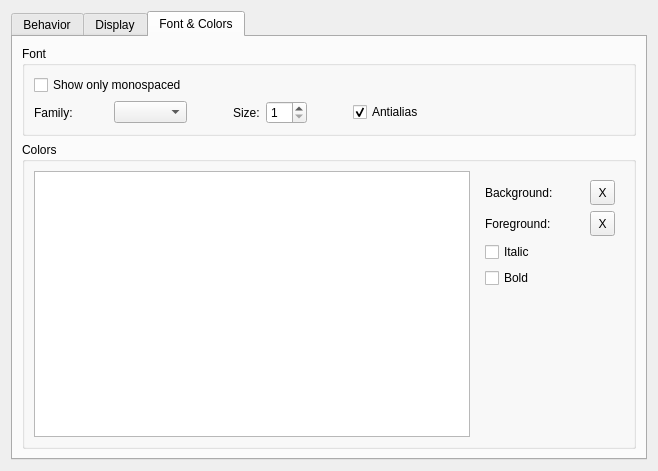
Above: editors/sc-ide/forms/settings_editor.ui from supercollider/supercollider before the change. Below: the same form after it.
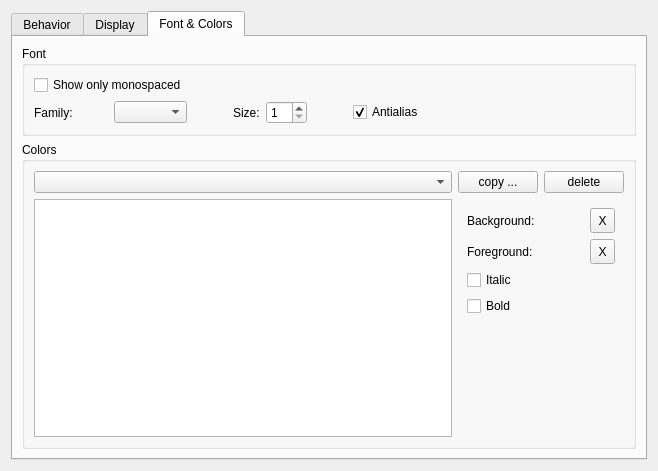
That is the form after the change. The open tabs and pages were chosen to show the change. Custom widgets are drawn as their Qt base class.

Commit message:
ide: introducing themes management
This patch adds IDE themes management. It has the same behaviour as QtCreator.
There is some default theme provided and the user can copy them to create a new
one. Only user created theme can be edited. For now only default theme is
provided: "default".

Patch:
```diff
--- a/editors/sc-ide/forms/settings_editor.ui
+++ b/editors/sc-ide/forms/settings_editor.ui
@@ -445,8 +445,8 @@
           <property name="title">
            <string>Colors</string>
           </property>
-          <layout class="QHBoxLayout" name="horizontalLayout_5">
-           <item>
+          <layout class="QGridLayout" name="gridLayout_5">
+           <item row="1" column="0">
             <widget class="QTreeWidget" name="textFormats">
              <property name="rootIsDecorated">
               <bool>false</bool>
@@ -464,7 +464,7 @@
              </column>
             </widget>
            </item>
-           <item>
+           <item row="1" column="1">
             <widget class="QWidget" name="textFormatEdit" native="true">
              <layout class="QVBoxLayout" name="verticalLayout_2">
               <item>
@@ -577,6 +577,27 @@
              </layout>
             </widget>
            </item>
+           <item row="0" column="0">
+            <widget class="QComboBox" name="themeCombo"/>
+           </item>
+           <item row="0" column="1">
+            <layout class="QHBoxLayout" name="horizontalLayout_5">
+             <item>
+              <widget class="QPushButton" name="themeCopyBtn">
+               <property name="text">
+                <string>copy ...</string>
+               </property>
+              </widget>
+             </item>
+             <item>
+              <widget class="QPushButton" name="themeDeleteBtn">
+               <property name="text">
+                <string>delete</string>
+               </property>
+              </widget>
+             </item>
+            </layout>
+           </item>
           </layout>
          </widget>
         </item>
```
The commit also changes 14 other files.
